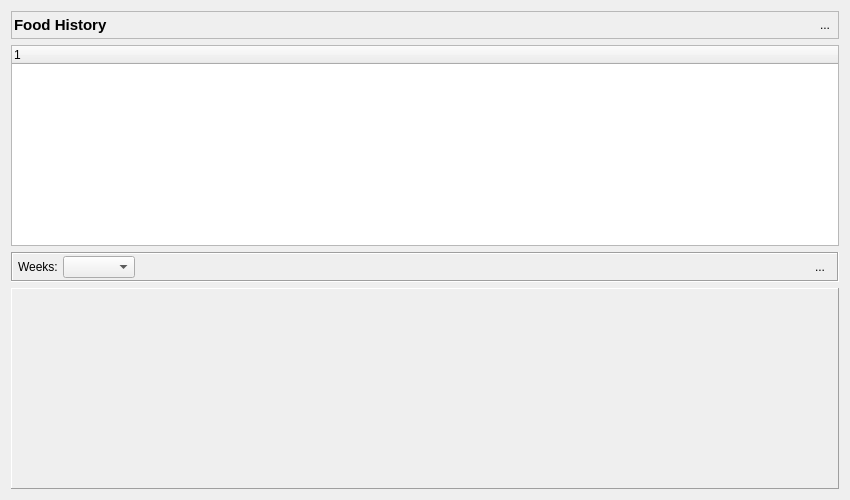
The window that foodhistory_popup.ui (Tria-Andy/WorkoutEditor) describes before a commit, drawn with Qt 5.
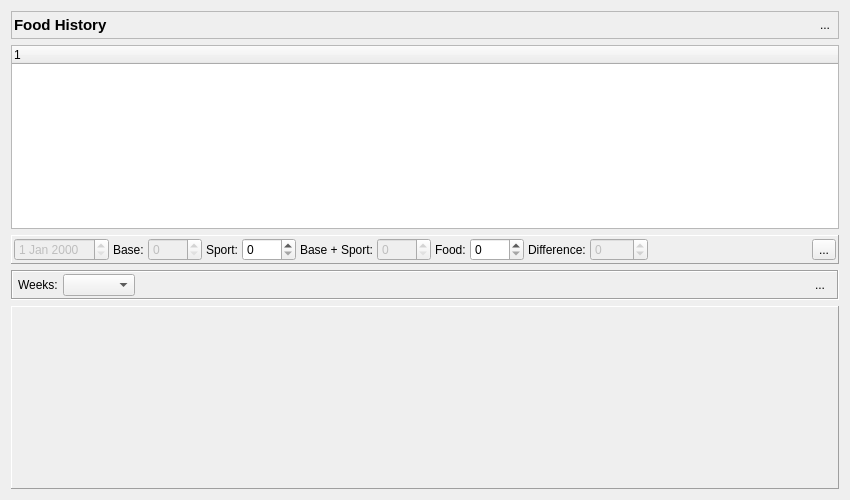
The same window after the commit. Icons and pictures are not drawn. Custom widgets are drawn as their Qt base class.

The edit to the form file:
```diff
--- a/foodhistory_popup.ui
+++ b/foodhistory_popup.ui
@@ -116,6 +116,149 @@
      </column>
     </widget>
    </item>
+   <item>
+    <widget class="QFrame" name="frame_2">
+     <property name="frameShape">
+      <enum>QFrame::Panel</enum>
+     </property>
+     <property name="frameShadow">
+      <enum>QFrame::Raised</enum>
+     </property>
+     <layout class="QHBoxLayout" name="horizontalLayout_3">
+      <property name="spacing">
+       <number>4</number>
+      </property>
+      <property name="leftMargin">
+       <number>2</number>
+      </property>
+      <property name="topMargin">
+       <number>2</number>
+      </property>
+      <property name="rightMargin">
+       <number>2</number>
+      </property>
+      <property name="bottomMargin">
+       <number>2</number>
+      </property>
+      <item>
+       <widget class="QDateEdit" name="dateEdit_day">
+        <property name="enabled">
+         <bool>false</bool>
+        </property>
+       </widget>
+      </item>
+      <item>
+       <widget class="QLabel" name="label_7">
+        <property name="text">
+         <string>Base:</string>
+        </property>
+       </widget>
+      </item>
+      <item>
+       <widget class="QSpinBox" name="spinBox_base">
+        <property name="enabled">
+         <bool>false</bool>
+        </property>
+        <property name="maximum">
+         <number>9999</number>
+        </property>
+       </widget>
+      </item>
+      <item>
+       <widget class="QLabel" name="label_3">
+        <property name="text">
+         <string>Sport:</string>
+        </property>
+       </widget>
+      </item>
+      <item>
+       <widget class="QSpinBox" name="spinBox_sport">
+        <property name="maximum">
+         <number>9999</number>
+        </property>
+       </widget>
+      </item>
+      <item>
+       <widget class="QLabel" name="label_5">
+        <property name="text">
+         <string>Base + Sport:</string>
+        </property>
+       </widget>
+      </item>
+      <item>
+       <widget class="QSpinBox" name="spinBox_summery">
+        <property name="enabled">
+         <bool>false</bool>
+        </property>
+        <property name="minimum">
+         <number>0</number>
+        </property>
+        <property name="maximum">
+         <number>9999</number>
+        </property>
+       </widget>
+      </item>
+      <item>
+       <widget class="QLabel" name="label_4">
+        <property name="text">
+         <string>Food:</string>
+        </property>
+       </widget>
+      </item>
+      <item>
+       <widget class="QSpinBox" name="spinBox_food">
+        <property name="maximum">
+         <number>9999</number>
+        </property>
+       </widget>
+      </item>
+      <item>
+       <widget class="QLabel" name="label_6">
+        <property name="text">
+         <string>Difference:</string>
+        </property>
+       </widget>
+      </item>
+      <item>
+       <widget class="QSpinBox" name="spinBox_diff">
+        <property name="enabled">
+         <bool>false</bool>
+        </property>
+        <property name="minimum">
+         <number>-3000</number>
+        </property>
+        <property name="maximum">
+         <number>3000</number>
+        </property>
+       </widget>
+      </item>
+      <item>
+       <spacer name="horizontalSpacer_3">
+        <property name="orientation">
+         <enum>Qt::Horizontal</enum>
+        </property>
+        <property name="sizeHint" stdset="0">
+         <size>
+          <width>40</width>
+          <height>20</height>
+         </size>
+        </property>
+       </spacer>
+      </item>
+      <item>
+       <widget class="QToolButton" name="toolButton_edit">
+        <property name="text">
+         <string>...</string>
+        </property>
+        <property name="icon">
+         <iconset resource="resources.qrc">
+          <normaloff>:/images/icons/Modify.png</normaloff>:/images/icons/Modify.png</iconset>
+        </property>
+       </widget>
+      </item>
+     </layout>
+    </widget>
+   </item>
    <item>
     <widget class="QFrame" name="frame_control">
      <property name="frameShape">
```
